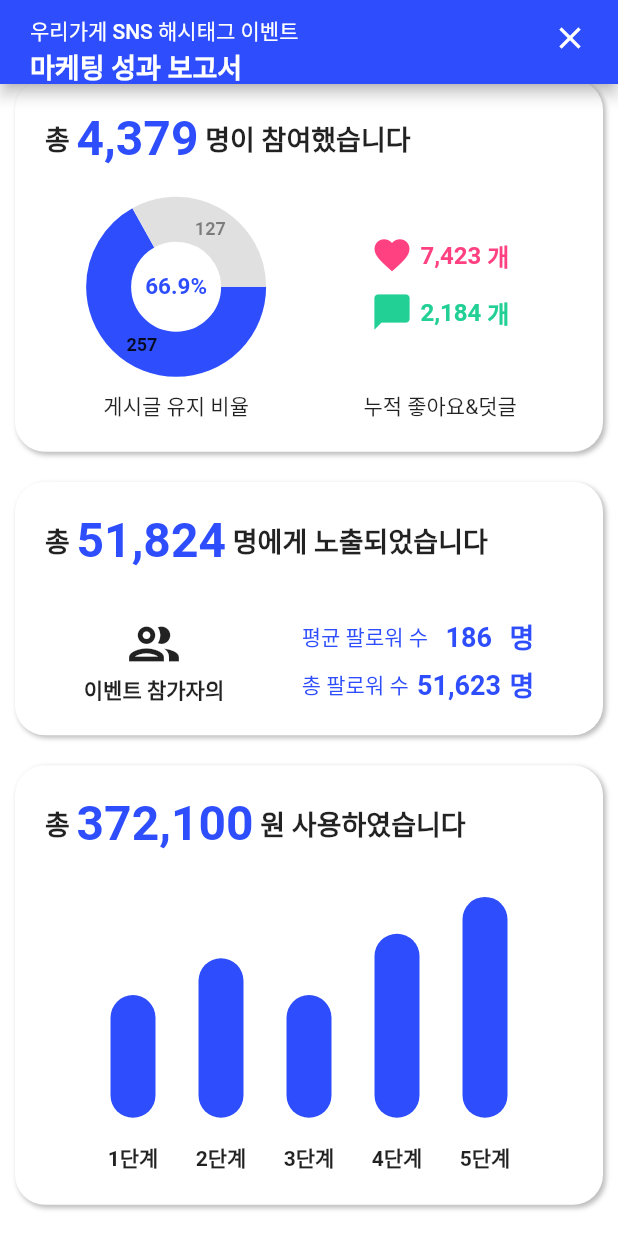
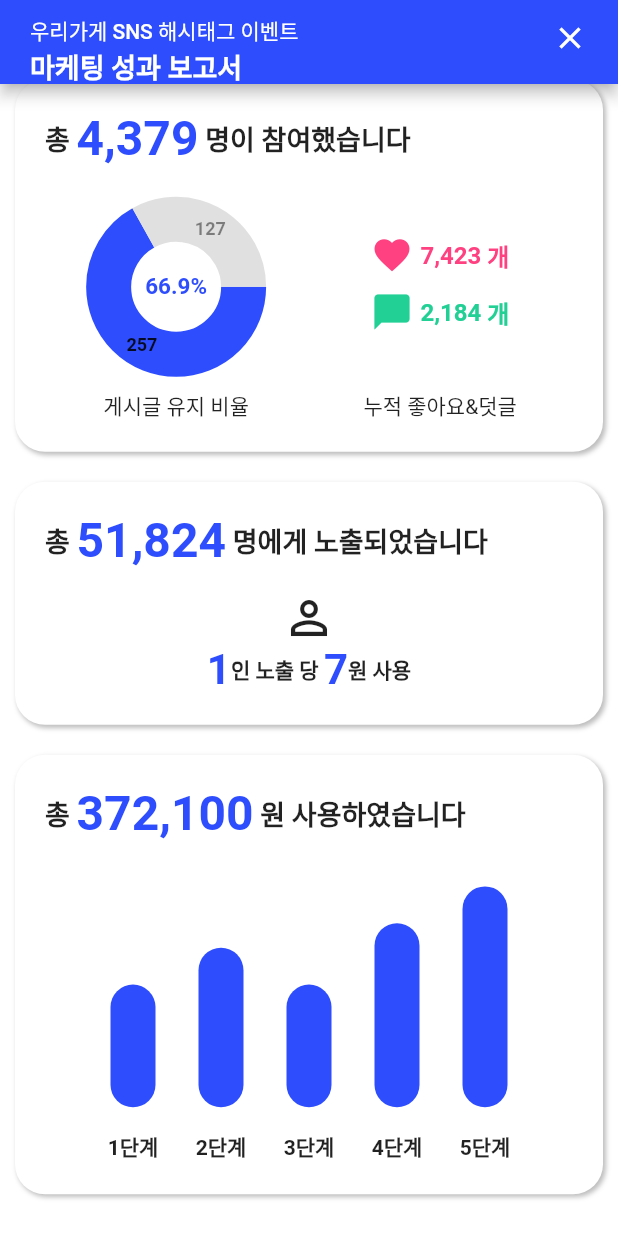
Before and after one commit to SWM-ROCKETDAN/ssoda, a Flutter app: the screen it shows after launch, scrolled down 247 dp, on a phone screen of 412 x 824 dp. Run offline on Flutter 3.47's test engine with Material 2 defaults, Android fonts, the phone set to English and light mode, and no system bars; drawn by our look-alikes of auto_size_text, fl_chart; our stand-ins replace carousel_slider, image_picker; missing offline and left inert: number_display.

Commit message:
renew exposure report card on event report screen

```diff
--- a/app-ui/lib/screens/marketing_report/event_report/components/exposure_report.dart
+++ b/app-ui/lib/screens/marketing_report/event_report/components/exposure_report.dart
@@ -67,80 +67,47 @@ class ExposureReport extends StatelessWidget {
               )
             ],
           ),
-          SizedBox(height: kDefaultPadding * 2),
+          SizedBox(height: kDefaultPadding),
           SizedBox(
             width: size.width,
             child: Row(
-                mainAxisAlignment: MainAxisAlignment.spaceAround,
-                crossAxisAlignment: CrossAxisAlignment.end,
+              mainAxisAlignment: MainAxisAlignment.center,
               children: [
-                  Column(
+                Column(children: [
+                  Icon(
+                    Icons.person_outline,
+                    size: 36,
+                  ),
+                  Row(
                     children: [
-                      Icon(
-                        Icons.group_outlined,
-                        size: 40,
-                      ),
-                      Text(
-                        '이벤트 참가자의',
-                        style: TextStyle(fontWeight: FontWeight.bold),
-                      )
-                    ],
-                  ),
-                  Container(
-                    width: 155,
-                    child: Column(children: [
-                      Row(
-                          mainAxisAlignment: MainAxisAlignment.spaceBetween,
-                          children: [
-                            Text('평균 팔로워 수',
+                      Text('1',
                           style: TextStyle(
                             color: kThemeColor,
+                            fontSize: 28,
+                            fontWeight: FontWeight.bold,
                           )),
+                      Text('인 노출 당 ',
+                          style: TextStyle(
+                              fontWeight: FontWeight.bold, fontSize: 14)),
                       NumberSlideAnimation(
-                              number: eventReport.followerAvg.toString(),
+                          number:
+                              (eventReport.costSum ~/ eventReport.exposeCount)
+                                  .toString(),
                           duration: const Duration(seconds: 3),
                           curve: Curves.easeOut,
                           textStyle: TextStyle(
-                                  fontWeight: FontWeight.bold,
                               color: kThemeColor,
-                                  fontSize: 18),
-                              format: NumberFormatMode.comma,
-                            ),
-                            Text(
-                              '명',
+                              fontSize: 28,
+                              fontWeight: FontWeight.bold),
+                          format: NumberFormatMode.comma),
+                      Text('원 사용',
                           style: TextStyle(
-                                  fontWeight: FontWeight.bold,
-                                  color: kThemeColor,
-                                  fontSize: 18),
+                              fontWeight: FontWeight.bold, fontSize: 14))
+                    ],
                   )
                 ]),
-                      SizedBox(height: kDefaultPadding / 3),
-                      Row(
-                          mainAxisAlignment: MainAxisAlignment.spaceBetween,
-                          children: [
-                            Text('총 팔로워 수',
-                                style: TextStyle(
-                                  color: kThemeColor,
-                                )),
-                            NumberSlideAnimation(
-                              number: eventReport.followerSum.toString(),
-                              duration: const Duration(seconds: 3),
-                              curve: Curves.easeOut,
-                              textStyle: TextStyle(
-                                  fontWeight: FontWeight.bold,
-                                  color: kThemeColor,
-                                  fontSize: 18),
-                              format: NumberFormatMode.comma,
+              ],
             ),
-                            Text('명',
-                                style: TextStyle(
-                                    fontWeight: FontWeight.bold,
-                                    color: kThemeColor,
-                                    fontSize: 18))
-                          ]),
-                    ]),
-                  )
-                ]),
           ),
         ],
       ),
--- a/app-ui/lib/screens/marketing_report/event_report/components/participation_report.dart
+++ b/app-ui/lib/screens/marketing_report/event_report/components/participation_report.dart
@@ -10,14 +10,16 @@ import 'package:number_display/number_display.dart';
 import 'package:hashchecker/widgets/number_slider/number_slide_animation_widget.dart';
 
 class ParticipationReport extends StatefulWidget {
-  ParticipationReport({
-    Key? key,
-    required this.size,
-    required this.eventReport,
-  }) : super(key: key);
+  ParticipationReport(
+      {Key? key,
+      required this.size,
+      required this.eventReport,
+      required this.period})
+      : super(key: key);
 
   final Size size;
   final EventReport eventReport;
+  final String period;
 
   @override
   _ParticipationReportState createState() => _ParticipationReportState();
--- a/app-ui/lib/screens/marketing_report/event_report/event_report_screen.dart
+++ b/app-ui/lib/screens/marketing_report/event_report/event_report_screen.dart
@@ -37,7 +37,7 @@ class _EventReportScreenState extends State<EventReportScreen> {
   @override
   Widget build(BuildContext context) {
     Size size = MediaQuery.of(context).size;
-    String _dropdownValue = "전체 누적";
+    String _period = "전체 누적";
 
     return Scaffold(
         body: NestedScrollView(
@@ -97,7 +97,7 @@ class _EventReportScreenState extends State<EventReportScreen> {
                       child: Column(
                         children: [
                           DropdownButton<String>(
-                            value: _dropdownValue,
+                            value: _period,
                             icon: const Icon(
                               Icons.timeline_outlined,
                               color: kThemeColor,
@@ -111,7 +111,7 @@ class _EventReportScreenState extends State<EventReportScreen> {
                             ),
                             onChanged: (String? newValue) {
                               setState(() {
-                                _dropdownValue = newValue!;
+                                _period = newValue!;
                               });
                             },
                             items: <String>['어제 대비', '전 주 대비', '요일 별', '전체 누적']
@@ -126,7 +126,9 @@ class _EventReportScreenState extends State<EventReportScreen> {
                             }).toList(),
                           ),
                           ParticipationReport(
-                              size: size, eventReport: eventReport),
+                              size: size,
+                              eventReport: eventReport,
+                              period: _period),
                           ExposureReport(size: size, eventReport: eventReport),
                           ExpenditureReport(
                               size: size, eventReport: eventReport),
--- a/app-ui/lib/screens/marketing_report/event_report/event_report_screen_deprecated.dart
+++ b/app-ui/lib/screens/marketing_report/event_report/event_report_screen_deprecated.dart
@@ -1,3 +1,4 @@
+/*
 import 'package:flutter/material.dart';
 import 'package:hashchecker/constants.dart';
 import 'package:hashchecker/models/event_report.dart';
@@ -78,3 +79,4 @@ class _EventReportScreenState extends State<EventReportScreen> {
     );
   }
 }
+*/
```
Lines whose indentation alone changed are shown as unchanged.
